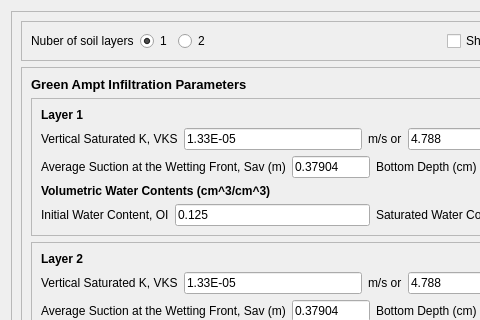
Above: ui/infiltration_soil_properties.ui from Inigobarbe/VFSMOD-GUI before the change; both pictures show x 0 to 480 and y 0 to 320 of the 672 by 592 pixel window. Below: the same form after it.
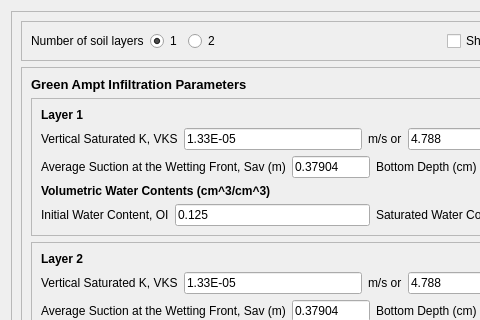
That is the form after the change.

The edit to the form file:
```diff
--- a/ui/infiltration_soil_properties.ui
+++ b/ui/infiltration_soil_properties.ui
@@ -23,7 +23,7 @@
       <property name="geometry">
        <rect>
         <x>0</x>
-        <y>-96</y>
+        <y>0</y>
         <width>635</width>
         <height>678</height>
        </rect>
@@ -54,7 +54,7 @@
           <item row="0" column="0">
            <widget class="QLabel" name="label">
             <property name="text">
-             <string>Nuber of soil layers</string>
+             <string>Number of soil layers</string>
             </property>
            </widget>
           </item>
```
Left out of the diff: 4 changed lines with no effect on the pictures.
